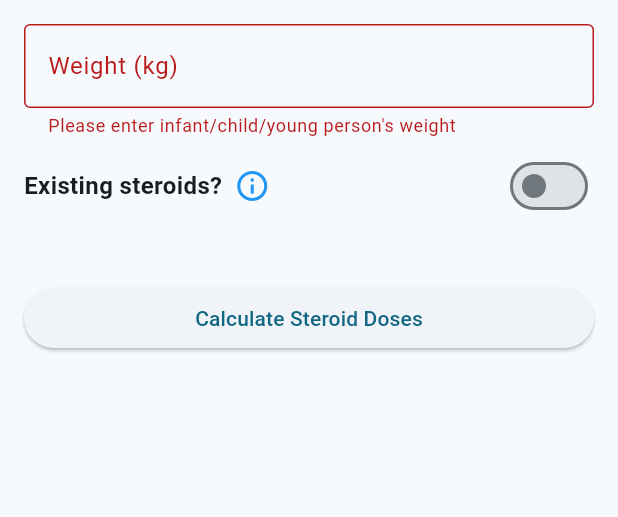
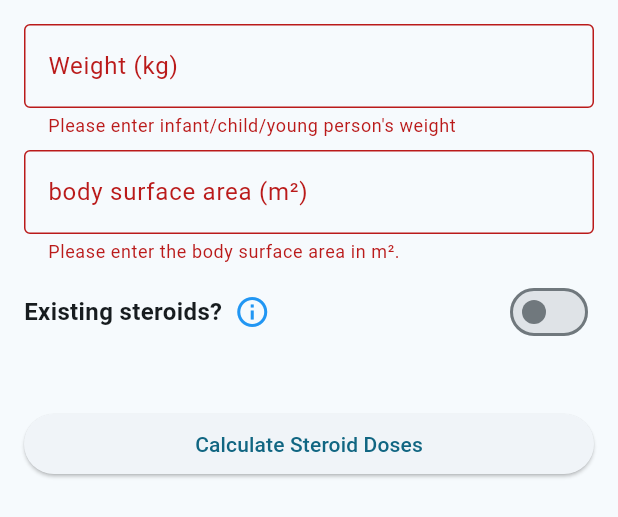
Before and after one commit to eatyourpeas/endocrinologist, a Flutter app: the SteroidPage widget shown alone on an empty page, opened directly, after a tap on the "close" icon, after a tap on "Calculate Steroid Doses", on a phone screen of 412 x 824 dp. Shown: the top 517 px of the screen. Run offline on Flutter 3.47's test engine with Material 3 defaults, Android fonts, the phone set to English and light mode, and no system bars; our stand-ins replace google_fonts, syncfusion_flutter_charts; missing offline and left inert: dart:ffi, normal.

Commit message:
add back bsa textformfield to steroidpage

```diff
--- a/lib/pages/steroidpage.dart
+++ b/lib/pages/steroidpage.dart
@@ -482,6 +482,25 @@ class _SteroidPageState extends State<SteroidPage> {
                         ),
                         const SizedBox(height: 8),
                         // Weight TextFormField
+                        TextFormField(
+                          controller: _bsaController,
+                          keyboardType: TextInputType.number,
+                          validator: (value){
+                            if (value == null || value.isEmpty) {
+                              return "Please enter the body surface area in m².";
+                            }
+                            if (double.tryParse(value) == null) {
+                              return 'Please enter a valid number';
+                            }
+                            return null;
+                          },
+                          decoration: const InputDecoration(
+                            labelText: 'body surface area (m²)',
+                            border: OutlineInputBorder(),
+                          ),
+                        ),
+                        // body surface area checkbox and label
+                        const SizedBox(height: 8,),
                         Row(
                           mainAxisAlignment: MainAxisAlignment.spaceBetween,
                           children: [
```
